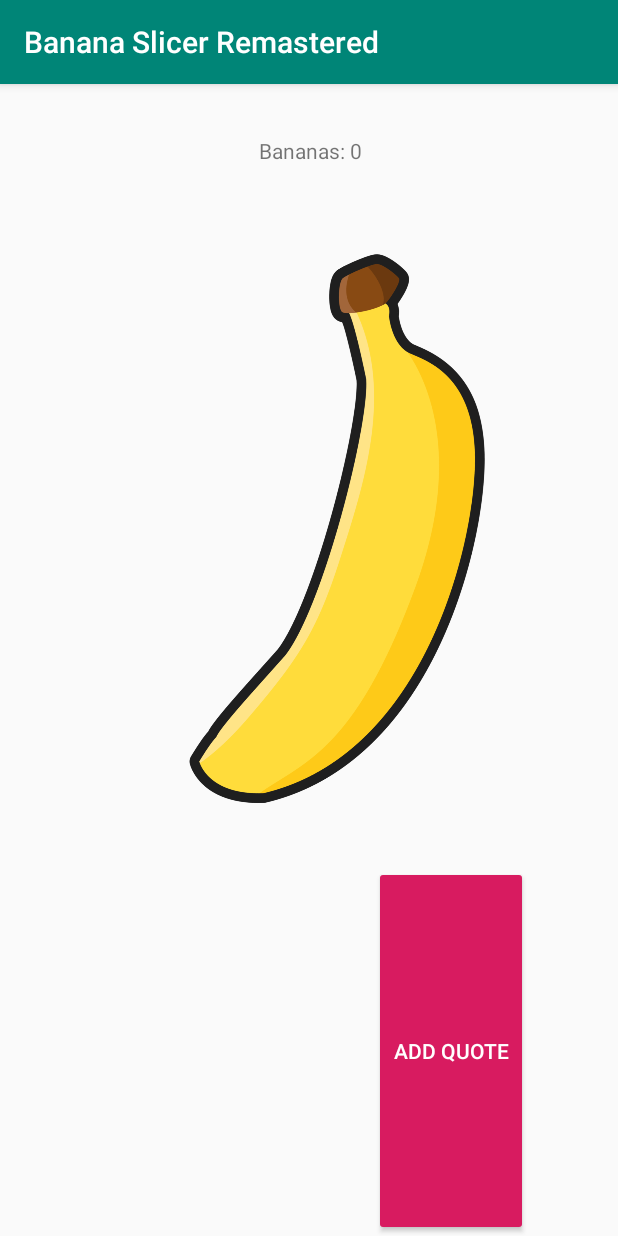
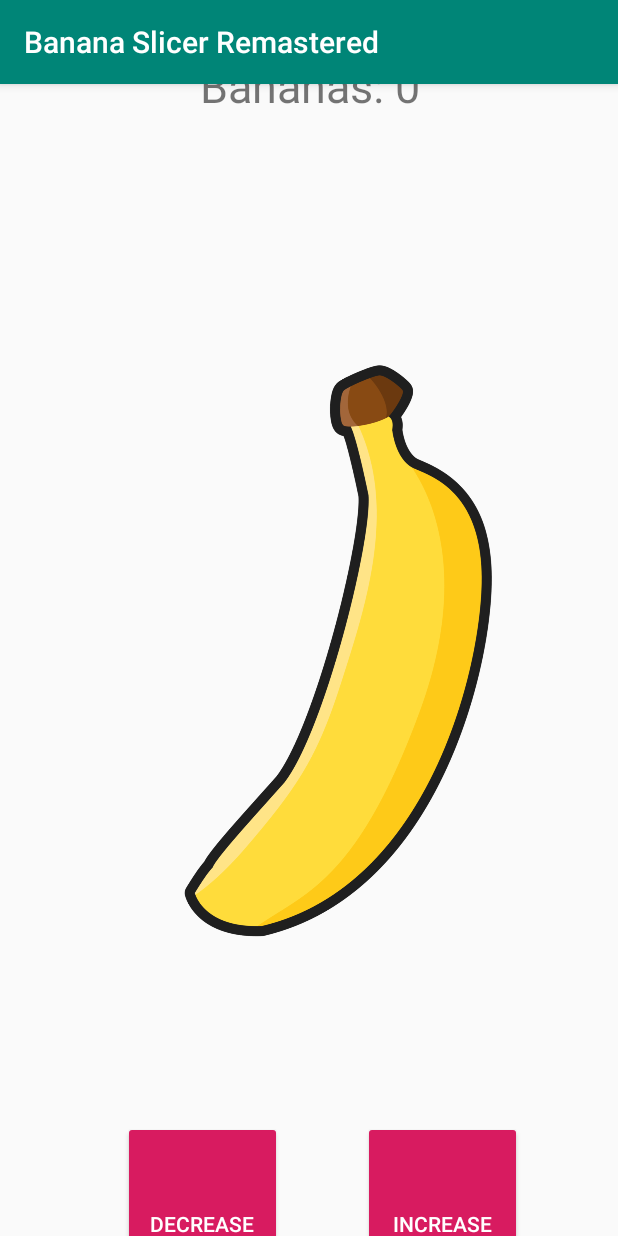
Before and after one commit to omsamara/BananaSlicerRemastered, an Android app: the screen it shows after launch (MainActivity), on a phone screen of 412 x 824 dp. Run offline under Robolectric (Android 15) with nearby library versions, the phone set to English and light mode, and no system bars; our stand-ins replace data binding.

Commit message:
Added button, investigated livedata

```diff
--- a/app/src/main/java/com/bman/bananaslicerremastered/ui/BananaViewModel.kt
+++ b/app/src/main/java/com/bman/bananaslicerremastered/ui/BananaViewModel.kt
@@ -15,11 +15,15 @@ You want to keep as much logic out of the ViewModel as possible to keep your cod
 class BananaViewModel()
     : ViewModel() {
 
-    private val _bananas = MutableLiveData<Long>(0)
+    private val _bananas =  MutableLiveData<Long>(0)
     val bananas: LiveData<Long>
         get() = _bananas
 
     fun increaseBananas() {
         _bananas.value = (_bananas.value)?.plus(1)
     }
+
+    fun decreaseBananas() {
+        _bananas.value = (_bananas.value)?.minus(1)
+    }
 }
--- a/app/src/main/java/com/bman/bananaslicerremastered/ui/MainActivity.kt
+++ b/app/src/main/java/com/bman/bananaslicerremastered/ui/MainActivity.kt
@@ -30,5 +30,9 @@ class MainActivity : AppCompatActivity() {
             viewModel.increaseBananas()
         }
 
+        decrease_bananas.setOnClickListener {
+            viewModel.decreaseBananas()
+        }
+
     }
 }
--- a/app/src/main/res/layout/main_activity.xml
+++ b/app/src/main/res/layout/main_activity.xml
@@ -7,52 +7,66 @@
             name="viewModel"
             type="com.bman.bananaslicerremastered.ui.BananaViewModel" />
     </data>
+
     <androidx.constraintlayout.widget.ConstraintLayout
         android:layout_width="match_parent"
         android:layout_height="match_parent"
         tools:context=".ui.MainActivity">
 
+
         <ImageView
             android:id="@+id/textView_quotes"
             android:layout_width="match_parent"
             android:layout_height="0dp"
-            android:layout_marginStart="8dp"
-            android:layout_marginTop="8dp"
-            android:layout_marginEnd="8dp"
-            android:layout_marginBottom="8dp"
             android:contentDescription="Banana Image"
             android:src="@drawable/rotated_banana"
             app:layout_constraintBottom_toBottomOf="parent"
             app:layout_constraintEnd_toEndOf="parent"
-            app:layout_constraintHeight_percent="0.55"
             app:layout_constraintHorizontal_bias="0.0"
             app:layout_constraintStart_toStartOf="parent"
             app:layout_constraintTop_toTopOf="parent"
-            app:layout_constraintVertical_bias="0.252" />
-
+            app:layout_constraintVertical_bias="0.0" />
 
         <Button
             android:id="@+id/button_add_quote"
-            android:layout_width="0dp"
-            android:layout_height="0dp"
+            android:layout_width="106dp"
+            android:layout_height="153dp"
             android:layout_marginTop="8dp"
-            android:layout_marginEnd="60dp"
-            android:layout_marginRight="60dp"
+            android:layout_marginEnd="64dp"
+            android:layout_marginRight="64dp"
             android:backgroundTint="?colorAccent"
-            android:text="Add Quote"
+            android:text="Increase Bananas"
             android:textColor="@android:color/white"
             app:layout_constraintBottom_toBottomOf="parent"
             app:layout_constraintEnd_toEndOf="parent"
             app:layout_constraintTop_toBottomOf="@id/textView_quotes"
-            app:layout_constraintVertical_bias="0.0"
+            app:layout_constraintVertical_bias="1.0"
+            app:layout_constraintWidth_percent="0.25" />
+
+        <Button
+            android:id="@+id/decrease_bananas"
+            android:layout_width="106dp"
+            android:layout_height="153dp"
+            android:layout_marginTop="8dp"
+            android:layout_marginEnd="224dp"
+            android:layout_marginRight="224dp"
+            android:text="Decrease Bananas"
+            android:backgroundTint="?colorAccent"
+            android:textColor="@android:color/white"
+            app:layout_constraintBottom_toBottomOf="parent"
+            app:layout_constraintEnd_toEndOf="parent"
+            app:layout_constraintTop_toBottomOf="@id/textView_quotes"
+            app:layout_constraintVertical_bias="1.0"
             app:layout_constraintWidth_percent="0.25" />
 
         <TextView
             android:id="@+id/textView"
             android:layout_width="410dp"
             android:layout_height="87dp"
+            android:gravity="center"
             android:text="@{`Bananas: ` + viewModel.bananas}"
-            android:gravity="center"
+            android:textSize="30sp"
+            android:layout_marginTop="40dp"
             app:layout_constraintBottom_toTopOf="@+id/textView_quotes"
             app:layout_constraintHorizontal_bias="1.0"
             app:layout_constraintLeft_toLeftOf="parent"
```
